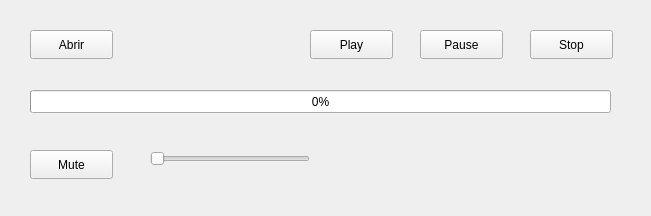
Above: spotifyUSFQ/widget.ui from Gabeinstein/Proyecto-Progra-2 before the change. Below: the same form after it.
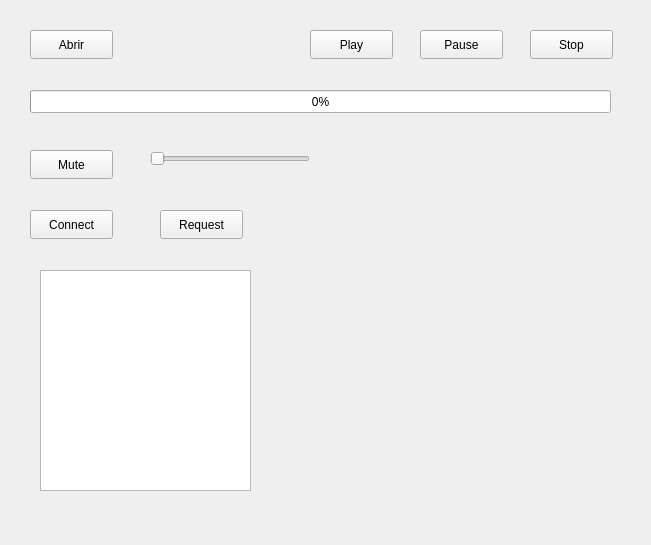
That is the form after the change.

```diff
--- a/spotifyUSFQ/widget.ui
+++ b/spotifyUSFQ/widget.ui
@@ -7,7 +7,7 @@
     <x>0</x>
     <y>0</y>
     <width>651</width>
-    <height>216</height>
+    <height>545</height>
    </rect>
   </property>
   <property name="windowTitle">
@@ -104,6 +104,42 @@
     <number>0</number>
    </property>
   </widget>
+  <widget class="QPushButton" name="connect">
+   <property name="geometry">
+    <rect>
+     <x>30</x>
+     <y>210</y>
+     <width>83</width>
+     <height>29</height>
+    </rect>
+   </property>
+   <property name="text">
+    <string>Connect</string>
+   </property>
+  </widget>
+  <widget class="QPushButton" name="request">
+   <property name="geometry">
+    <rect>
+     <x>160</x>
+     <y>210</y>
+     <width>83</width>
+     <height>29</height>
+    </rect>
+   </property>
+   <property name="text">
+    <string>Request</string>
+   </property>
+  </widget>
+  <widget class="QTextEdit" name="Texto">
+   <property name="geometry">
+    <rect>
+     <x>40</x>
+     <y>270</y>
+     <width>211</width>
+     <height>221</height>
+    </rect>
+   </property>
+  </widget>
  </widget>
  <resources/>
  <connections/>
```
